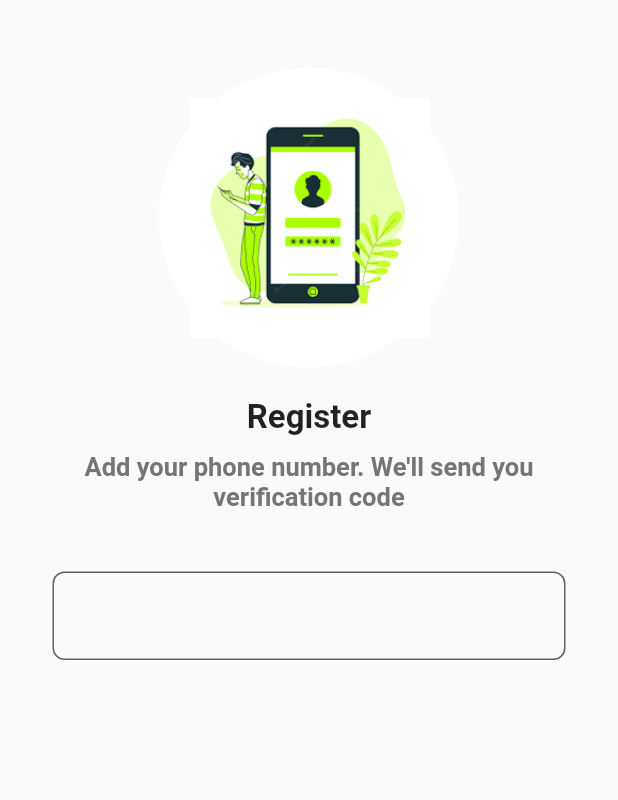
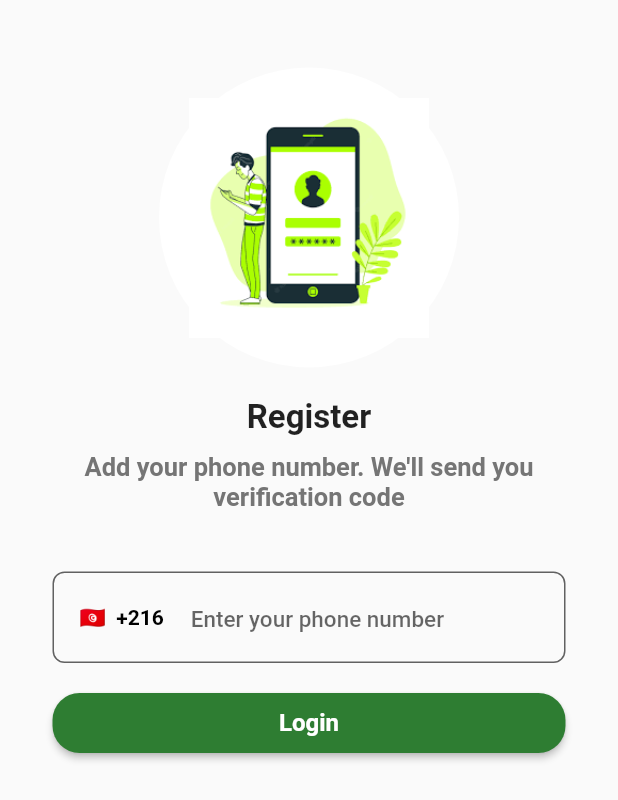
Before and after one commit to omarzouaoui/PhoneAuth, a Flutter app: the RegisterScreen screen opened directly, on a phone screen of 412 x 824 dp. Shown: the top 800 px of the screen. Run offline on Flutter 3.47's test engine with Material 2 defaults, Android fonts, the phone set to English and light mode, and no system bars; our stand-ins replace country_picker.

Commit message:
Register UI

```diff
--- a/phone_auth/lib/screens/register_screen.dart
+++ b/phone_auth/lib/screens/register_screen.dart
@@ -1,4 +1,6 @@
+import 'package:country_picker/country_picker.dart';
 import 'package:flutter/material.dart';
+import 'package:phone_auth/widget/custom_button.dart';
 
 class RegisterScreen extends StatefulWidget {
   const RegisterScreen({super.key});
@@ -11,8 +13,26 @@ class _RegisterScreenState extends State<RegisterScreen> {
 
   final TextEditingController phoneController = TextEditingController();
 
+  Country Selectedcountry = Country(
+    phoneCode: "216",
+    countryCode: "TN",
+    e164Sc: 0,
+    geographic: true,
+    level: 1,
+    name: "Tunisia",
+    example: "Tunisia",
+    displayName: "Tunisia",
+    displayNameNoCountryCode: "TN",
+    e164Key: ""
+    );
+
   @override
   Widget build(BuildContext context) {
+
+    phoneController.selection = TextSelection.fromPosition(
+      TextPosition(offset: phoneController.text.length)
+    );
+
     return Scaffold(
       body: SafeArea(
         child: Center(
@@ -64,8 +84,19 @@ class _RegisterScreenState extends State<RegisterScreen> {
                 TextFormField(
                   cursorColor: Colors.green,
                   controller: phoneController,
+                  style: const TextStyle(
+                    fontSize: 18,
+                    fontWeight: FontWeight.bold,
+                  ),
+                  onChanged: (value) {
+                    phoneController.text = value;
+                  },
                   decoration: InputDecoration(
                     hintText: "Enter your phone number",
+                    hintStyle: const TextStyle(
+                      fontWeight: FontWeight.w500,
+                      fontSize: 15
+                    ),
                     enabledBorder: OutlineInputBorder(
                       borderRadius: BorderRadius.circular(8.0),
                       borderSide: BorderSide(
@@ -79,12 +110,44 @@ class _RegisterScreenState extends State<RegisterScreen> {
                       ),
                     ) ,
                     prefixIcon: Container(
-                      padding: const EdgeInsets.all(8.0),
+                      padding: const EdgeInsets.all(18.0),
+                      child: InkWell(
+                        onTap: (){
+                          showCountryPicker(
+                            context: context,
+                            countryListTheme: const CountryListThemeData(
+                              bottomSheetHeight: 505,
+                            ),
+                            onSelect: (value) {
+                              setState(() {
+                                Selectedcountry = value;
+                              });
+                            },
+                            );
+                        },
+                        child: Text(
+                          "${Selectedcountry.flagEmoji}  +${Selectedcountry.phoneCode}",
+                          style: const TextStyle(
+                            color: Colors.black,
+                            fontWeight: FontWeight.bold,
+                          ),
+                        ),
+                      ),
+                    ),
+                  ),
+                ),
+                const SizedBox(height: 20,),
 
-                    )
-                  ),
+                SizedBox(
+                  width: double.infinity,
+                  height: 40,
+                  child: CustomButton(
+                    text: "Login",
+                    onPressed: () {
+
+                    },
+                    ),
                 )
-
               ]
             )
           )
```
